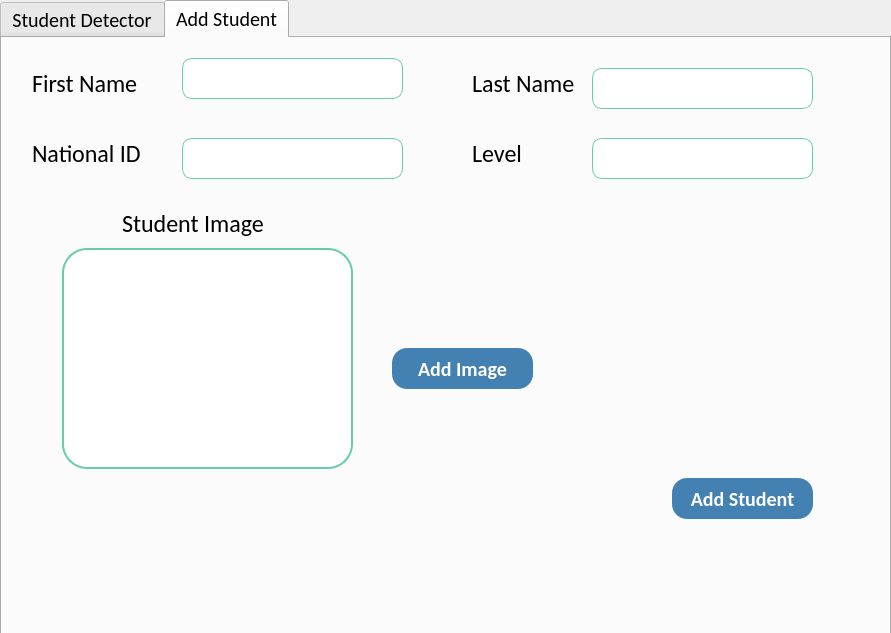
werdani/graduation-project, file project/outputwindow.ui: the form before one commit.
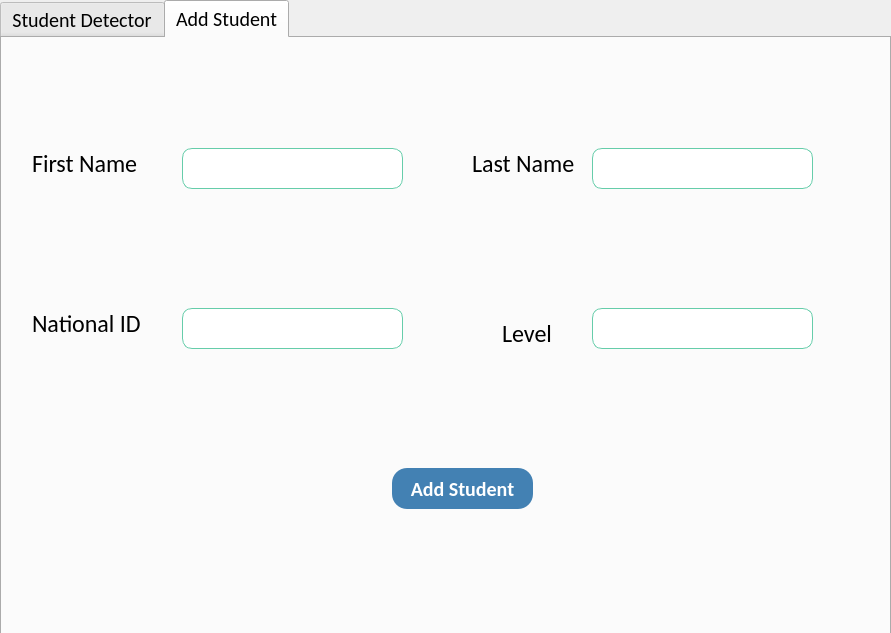
The form after the commit. The open tabs and pages were chosen to show the change. Icons and pictures are not drawn.

Patch:
```diff
--- a/project/outputwindow.ui
+++ b/project/outputwindow.ui
@@ -663,7 +663,7 @@
      <property name="geometry">
       <rect>
        <x>30</x>
-       <y>90</y>
+       <y>260</y>
        <width>121</width>
        <height>51</height>
       </rect>
@@ -684,7 +684,7 @@
      <property name="geometry">
       <rect>
        <x>180</x>
-       <y>20</y>
+       <y>110</y>
        <width>221</width>
        <height>41</height>
       </rect>
@@ -699,7 +699,7 @@
      <property name="geometry">
       <rect>
        <x>30</x>
-       <y>20</y>
+       <y>100</y>
        <width>121</width>
        <height>51</height>
       </rect>
@@ -720,7 +720,7 @@
      <property name="geometry">
       <rect>
        <x>590</x>
-       <y>30</y>
+       <y>110</y>
        <width>221</width>
        <height>41</height>
       </rect>
@@ -731,63 +731,11 @@
 </string>
      </property>
     </widget>
-    <widget class="QLabel" name="imagefor">
-     <property name="geometry">
-      <rect>
-       <x>60</x>
-       <y>210</y>
-       <width>291</width>
-       <height>221</height>
-      </rect>
-     </property>
-     <property name="minimumSize">
-      <size>
-       <width>4</width>
-       <height>0</height>
-      </size>
-     </property>
-     <property name="maximumSize">
-      <size>
-       <width>640</width>
-       <height>480</height>
-      </size>
-     </property>
-     <property name="styleSheet">
-      <string notr="true">color: #000;
-background-color: #FFF;
-border-radius: 25px; 
-border: 2px solid #66CDAA;  </string>
-     </property>
-     <property name="text">
-      <string/>
-     </property>
-    </widget>
-    <widget class="QLabel" name="studentimage">
-     <property name="geometry">
-      <rect>
-       <x>120</x>
-       <y>160</y>
-       <width>161</width>
-       <height>51</height>
-      </rect>
-     </property>
-     <property name="font">
-      <font>
-       <family>Calibri</family>
-       <pointsize>18</pointsize>
-       <weight>50</weight>
-       <bold>false</bold>
-      </font>
-     </property>
-     <property name="text">
-      <string>Student Image </string>
-     </property>
-    </widget>
     <widget class="QLabel" name="lname">
      <property name="geometry">
       <rect>
        <x>470</x>
-       <y>20</y>
+       <y>100</y>
        <width>111</width>
        <height>51</height>
       </rect>
@@ -808,7 +756,7 @@
      <property name="geometry">
       <rect>
        <x>180</x>
-       <y>100</y>
+       <y>270</y>
        <width>221</width>
        <height>41</height>
       </rect>
@@ -903,8 +851,8 @@
     <widget class="QPushButton" name="studentButton">
      <property name="geometry">
       <rect>
-       <x>670</x>
-       <y>440</y>
+       <x>390</x>
+       <y>430</y>
        <width>141</width>
        <height>41</height>
       </rect>
@@ -930,9 +878,9 @@
     <widget class="QLabel" name="level">
      <property name="geometry">
       <rect>
-       <x>470</x>
-       <y>90</y>
-       <width>111</width>
+       <x>500</x>
+       <y>270</y>
+       <width>61</width>
        <height>51</height>
       </rect>
      </property>
@@ -952,7 +900,7 @@
      <property name="geometry">
       <rect>
        <x>590</x>
-       <y>100</y>
+       <y>270</y>
        <width>221</width>
        <height>41</height>
       </rect>
@@ -963,33 +911,6 @@
 </string>
      </property>
     </widget>
-    <widget class="QPushButton" name="imageButton">
-     <property name="geometry">
-      <rect>
-       <x>390</x>
-       <y>310</y>
-       <width>141</width>
-       <height>41</height>
-      </rect>
-     </property>
-     <property name="font">
-      <font>
-       <family>Calibri</family>
-       <pointsize>15</pointsize>
-       <weight>75</weight>
-       <bold>true</bold>
-      </font>
-     </property>
-     <property name="styleSheet">
-      <string notr="true">color: #FFF;
-background-color: #4381B3;
-border-radius: 15px;
-</string>
-     </property>
-     <property name="text">
-      <string>Add Image</string>
-     </property>
-    </widget>
    </widget>
   </widget>
  </widget>
```
Left out of the diff: 6 changed lines with no effect on the pictures.
